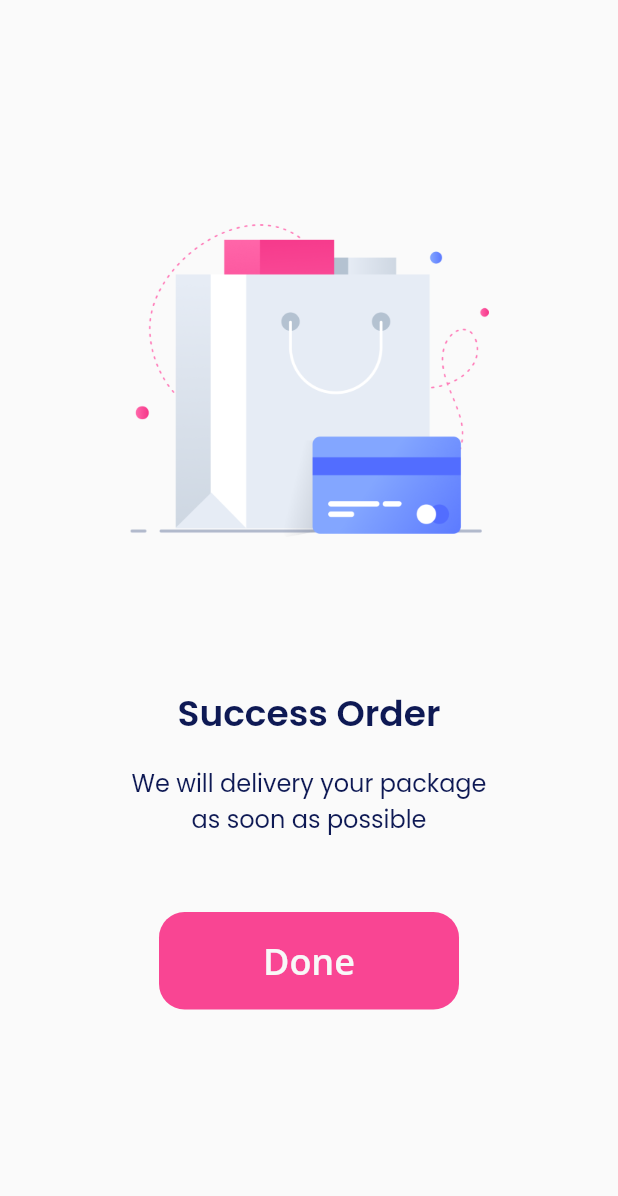
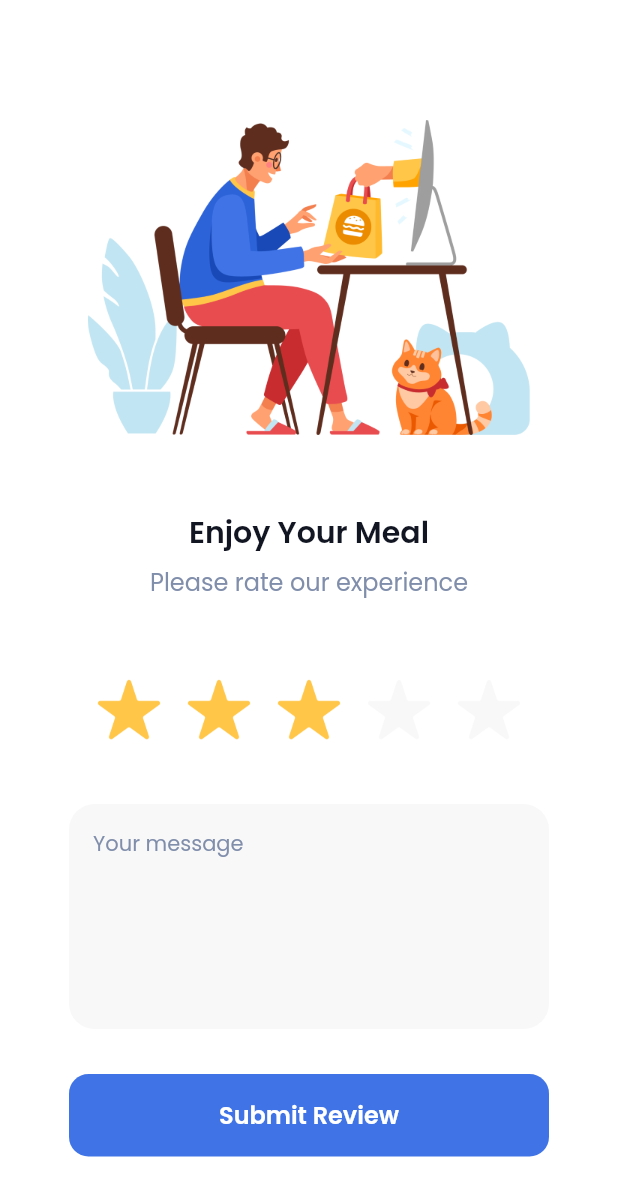
Before and after one commit to Icankkkk/flutter_sevendays, a Flutter app: the screen it shows after launch, on a phone screen of 412 x 824 dp. Shown: the top 1196 px of the screen. Run offline on Flutter 3.47's test engine with Material 2 defaults, Android fonts, the light colour scheme and no system bars; our stand-ins replace google_fonts.

Commit message:
Update Package

```diff
--- a/lib/main.dart
+++ b/lib/main.dart
@@ -1,7 +1,10 @@
 import 'package:flutter/material.dart';
-import 'package:sevendays/pages/first_empty.dart';
-import 'package:sevendays/pages/first_sign.dart';
-import 'package:sevendays/pages/second_sign.dart';
+// import 'package:sevendays/pages/first_rating.dart';
+import 'package:sevendays/pages/second_rating.dart';
+// import 'package:sevendays/pages/first_empty.dart';
+// import 'package:sevendays/pages/first_sign.dart';
+// import 'package:sevendays/pages/second_empty.dart';
+// import 'package:sevendays/pages/second_sign.dart';
 
 void main() => runApp(const SevenDays());
 
@@ -12,7 +15,7 @@ class SevenDays extends StatelessWidget {
   Widget build(BuildContext context) {
     return const MaterialApp(
       debugShowCheckedModeBanner: false,
-      home: FirstEmpty(),
+      home: SecondRating(),
     );
   }
 }
--- /dev/null
+++ b/lib/pages/second_rating.dart
@@ -0,0 +1,83 @@
+import 'package:flutter/material.dart';
+import 'package:sevendays/widgets/theme.dart';
+
+class SecondRating extends StatelessWidget {
+  const SecondRating({Key? key}) : super(key: key);
+
+  @override
+  Widget build(BuildContext context) {
+    return Scaffold(
+      backgroundColor: Colors.white,
+      body: Padding(
+        padding: const EdgeInsets.only(
+          top: 80,
+          left: 28,
+          right: 28,
+        ),
+        child: Column(
+          children: [
+            Center(
+              child: Image.asset(
+                'assets/office_ilustration.png',
+                width: 295,
+                height: 210,
+              ),
+            ),
+            const SizedBox(height: 50),
+            Text(
+              'Enjoy Your Meal',
+              style: enjoyTextStyle,
+            ),
+            const SizedBox(height: 6),
+            Text(
+              'Please rate our experience',
+              style: pleaseTextStyle,
+            ),
+            const SizedBox(height: 50),
+            Image.asset(
+              'assets/stars.png',
+              width: 290,
+              height: 50,
+            ),
+            const SizedBox(height: 36),
+            Container(
+              width: 320,
+              height: 150,
+              decoration: BoxDecoration(
+                color: const Color(0xfff8f8f8),
+                borderRadius: BorderRadius.circular(17),
+              ),
+              child: Padding(
+                padding: const EdgeInsets.only(
+                  top: 16.0,
+                  left: 16.0,
+                ),
+                child: Text(
+                  'Your message',
+                  style: messageTextStyle,
+                ),
+              ),
+            ),
+            const SizedBox(height: 30),
+            SizedBox(
+              width: 320,
+              height: 55,
+              child: TextButton(
+                style: TextButton.styleFrom(
+                    backgroundColor: const Color(0xff4074E6),
+                    shape: RoundedRectangleBorder(
+                      borderRadius: BorderRadius.circular(13),
+                    )),
+                onPressed: () {},
+                child: Text(
+                  'Submit Review',
+                  style: buttonSubmitTextStyle,
+                ),
+              ),
+            ),
+          ],
+        ),
+      ),
+    );
+  }
+}
--- a/lib/pages/second_sign.dart
+++ b/lib/pages/second_sign.dart
@@ -69,7 +69,6 @@ class SecondSign extends StatelessWidget {
             ),
             const SizedBox(height: 70),
             Center(
-              child: Container(
               child: SizedBox(
                 width: 340,
                 height: 55,
@@ -87,7 +86,6 @@ class SecondSign extends StatelessWidget {
                       color: const Color(0xffF8F8F8),
                       fontSize: 18,
                       fontWeight: FontWeight.w600,
-                      ),
                     ),
                   ),
                 ),
--- a/lib/widgets/theme.dart
+++ b/lib/widgets/theme.dart
@@ -35,3 +35,50 @@ TextStyle desTextStyle = GoogleFonts.poppins(
   fontSize: 16,
   fontWeight: FontWeight.w300,
 );
+
+// Rating v1
+TextStyle foodTitleTextStyle = GoogleFonts.poppins(
+  color: white,
+  fontSize: 24,
+  fontWeight: FontWeight.w600,
+);
+
+TextStyle priceTextStyle = GoogleFonts.poppins(
+  color: white,
+  fontSize: 20,
+);
+
+TextStyle questionTextStyle = GoogleFonts.poppins(
+  color: white,
+  fontSize: 18,
+  fontWeight: FontWeight.w500,
+);
+
+TextStyle rateTextStyle = GoogleFonts.poppins(
+  color: white,
+  fontSize: 16,
+  fontWeight: FontWeight.w600,
+);
+
+// Rating v2
+TextStyle enjoyTextStyle = GoogleFonts.poppins(
+  color: const Color(0xff121622),
+  fontSize: 20,
+  fontWeight: FontWeight.w600,
+);
+
+TextStyle pleaseTextStyle = GoogleFonts.poppins(
+  color: const Color(0xff808EAB),
+  fontSize: 16,
+);
+
+TextStyle messageTextStyle = GoogleFonts.poppins(
+  color: const Color(0xff808EAB),
+  fontSize: 14,
+);
+
+TextStyle buttonSubmitTextStyle = GoogleFonts.poppins(
+  color: white,
+  fontSize: 16,
+  fontWeight: FontWeight.w600,
+);
```
Also changed, not shown: lib/pages/first_rating.dart (added, +91 -0 lines), lib/pages/second_empty.dart (added, +40 -0 lines), assets/button_rocket.png (added), assets/emoji_four.png (added), assets/emoji_one.png (added), assets/emoji_three.png (added), assets/emoji_two.png (added), assets/office_ilustration.png (added), assets/pizza_balado.png (added), assets/stars.png (added). Lines whose indentation alone changed are shown as unchanged.
